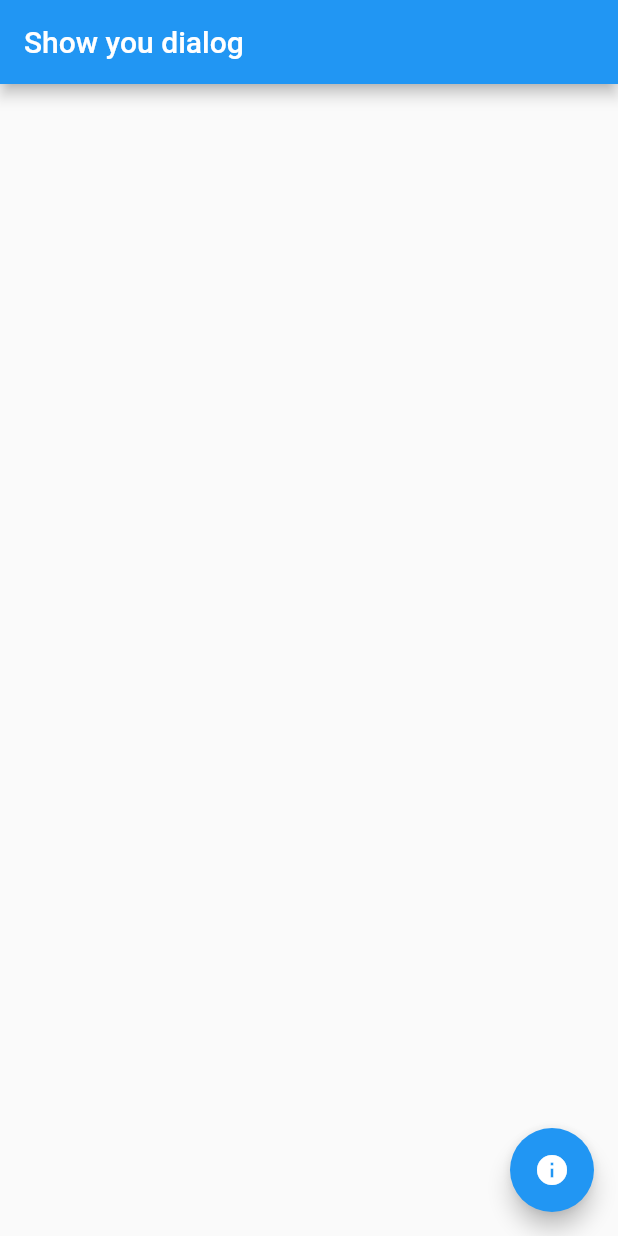
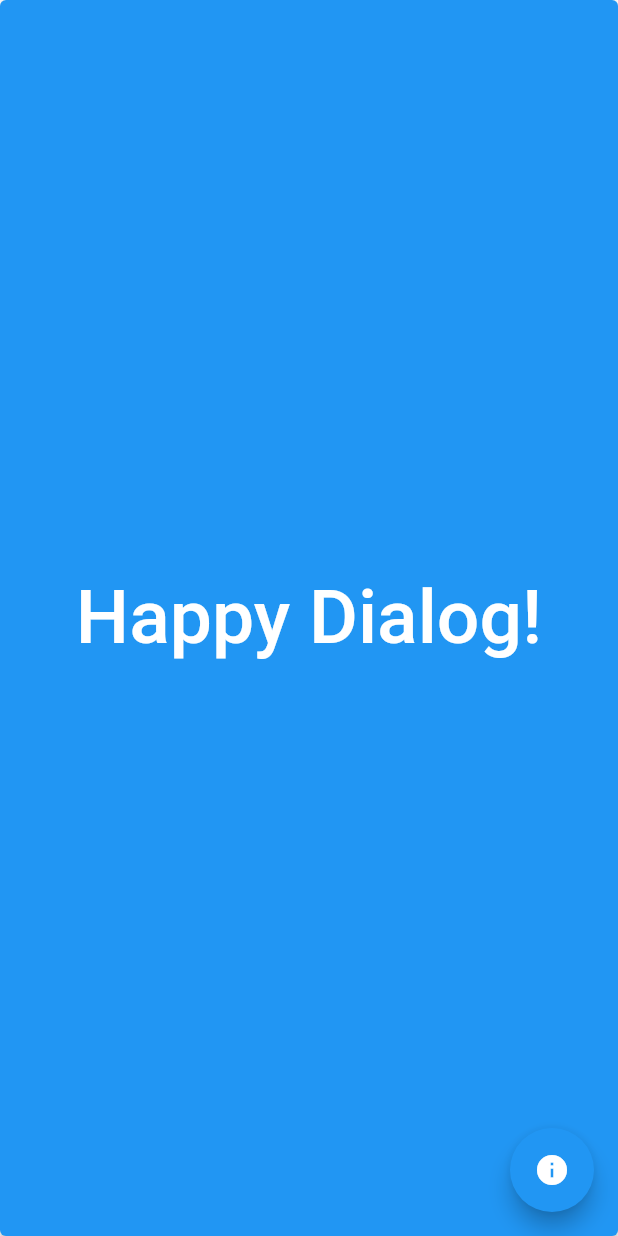
Before and after one commit to KonnoHaruto/provider_playground, a Flutter app: the HomePage screen opened directly, on a phone screen of 412 x 824 dp. Run offline on Flutter 3.47's test engine with Material 2 defaults, Android fonts, the light colour scheme and no system bars; our stand-ins replace flutter_riverpod, freezed_annotation, state_notifier; missing offline and left inert: flutter_state_notifier.

Commit message:
UIを調整

```diff
--- a/lib/main_dialog.dart
+++ b/lib/main_dialog.dart
@@ -8,6 +8,7 @@ class App extends StatelessWidget {
   @override
   Widget build(BuildContext context) {
     return const MaterialApp(
+      debugShowCheckedModeBanner: false,
       title: 'dialog app',
       home: HomePage(),
     );
@@ -20,8 +21,29 @@ class HomePage extends StatelessWidget {
   @override
   Widget build(BuildContext context) {
     return Scaffold(
-      appBar: AppBar(
-        title: const Text('Show you dialog'),
+      body: ElevatedButton(
+        child: Center(
+          child: Container(
+            child: const Text('Happy Dialog!', style: TextStyle(fontSize: 50),),
+            decoration: BoxDecoration(borderRadius: BorderRadius.circular(10)),
+          ),
+        ),
+        onPressed: () {
+          showDialog<void>(
+            context: context,
+            builder: (context) {
+            final mediaQuery = MediaQuery.of(context);
+            return MediaQuery(
+              data: mediaQuery.copyWith(
+                viewInsets: mediaQuery.viewInsets +
+                const EdgeInsets.symmetric(horizontal: 50, vertical: 300),
+              ),
+            child: const AlertDialog(
+              content: Center(child: Text('Happy Dialog!!', style: TextStyle(fontSize: 30),),),
+              backgroundColor: Colors.yellow,
+            ));
+          });
+        },
       ),
       floatingActionButton: FloatingActionButton(
         onPressed: () {
@@ -37,7 +59,7 @@ class HomePage extends StatelessWidget {
                     ),*/
                     data: mediaQuery.copyWith(
                       viewInsets: mediaQuery.viewInsets +
-                      const EdgeInsets.symmetric(horizontal: 100),
+                          const EdgeInsets.symmetric(horizontal: 100),
                     ),
                     child: const AlertDialog(
                       content: Text('Hello Dialog!'),
```
